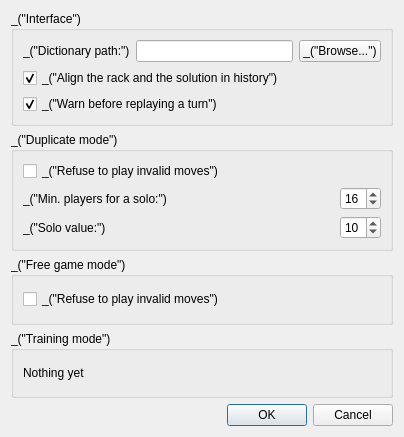
Qt form qt/ui/prefs_dialog.ui (cjlano/eliot) before a commit.
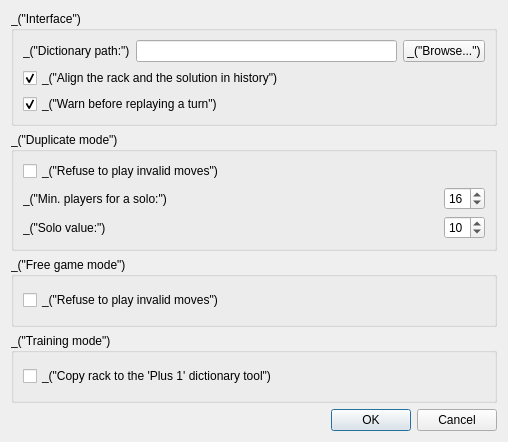
The same form after that commit.

Commit message: New preference, to allow linking the rack in training mode to the "Plus 1" dictionary tool

Patch:
```diff
--- a/qt/ui/prefs_dialog.ui
+++ b/qt/ui/prefs_dialog.ui
@@ -5,8 +5,8 @@
    <rect>
     <x>0</x>
     <y>0</y>
-    <width>404</width>
-    <height>437</height>
+    <width>508</width>
+    <height>442</height>
    </rect>
   </property>
   <property name="windowTitle" >
@@ -190,11 +190,14 @@
      <property name="title" >
       <string>_("Training mode")</string>
      </property>
-     <layout class="QVBoxLayout" >
+     <layout class="QVBoxLayout" name="verticalLayout" >
       <item>
-       <widget class="QLabel" name="label" >
+       <widget class="QCheckBox" name="checkBoxIntfLinkTraining7P1" >
+        <property name="toolTip" >
+         <string>_("If checked, any change to the player rack in training mode will update the 'Plus 1' tab of the 'Dictionary tools' window")</string>
+        </property>
         <property name="text" >
-         <string>Nothing yet</string>
+         <string>_("Copy rack to the 'Plus 1' dictionary tool")</string>
         </property>
        </widget>
       </item>
```
Left out of the diff: 3 changed lines with no effect on the pictures. The commit also changes 13 other files.
